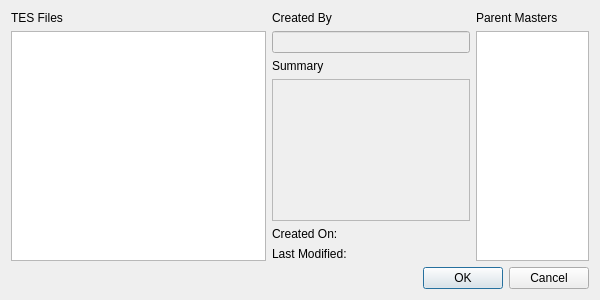
The window that ui/datadialog.ui (Open-CK/OpenCK) describes before a commit, drawn with Qt 5.
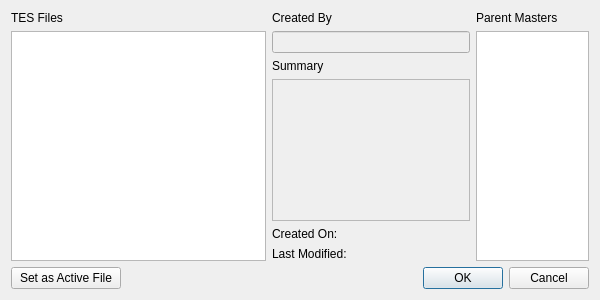
The same window after the commit.

Commit message: Finalise data window behaviour for loading

```diff
--- a/ui/datadialog.ui
+++ b/ui/datadialog.ui
@@ -106,6 +106,39 @@
     </layout>
    </item>
    <item>
+    <layout class="QHBoxLayout" name="horizontalLayout">
+     <item>
+      <widget class="QPushButton" name="activeButton">
+       <property name="sizePolicy">
+        <sizepolicy hsizetype="Fixed" vsizetype="Fixed">
+         <horstretch>0</horstretch>
+         <verstretch>0</verstretch>
+        </sizepolicy>
+       </property>
+       <property name="minimumSize">
+        <size>
+         <width>110</width>
+         <height>0</height>
+        </size>
+       </property>
+       <property name="maximumSize">
+        <size>
+         <width>16777215</width>
+         <height>16777215</height>
+        </size>
+       </property>
+       <property name="baseSize">
+        <size>
+         <width>0</width>
+         <height>0</height>
+        </size>
+       </property>
+       <property name="text">
+        <string>Set as Active File</string>
+       </property>
+      </widget>
+     </item>
+     <item>
     <widget class="QDialogButtonBox" name="buttonBox">
      <property name="orientation">
       <enum>Qt::Horizontal</enum>
@@ -114,6 +147,8 @@
       <set>QDialogButtonBox::Cancel|QDialogButtonBox::Ok</set>
      </property>
     </widget>
+     </item>
+    </layout>
    </item>
   </layout>
  </widget>
```
Lines whose indentation alone changed are shown as unchanged. The commit also changes 5 other files.
